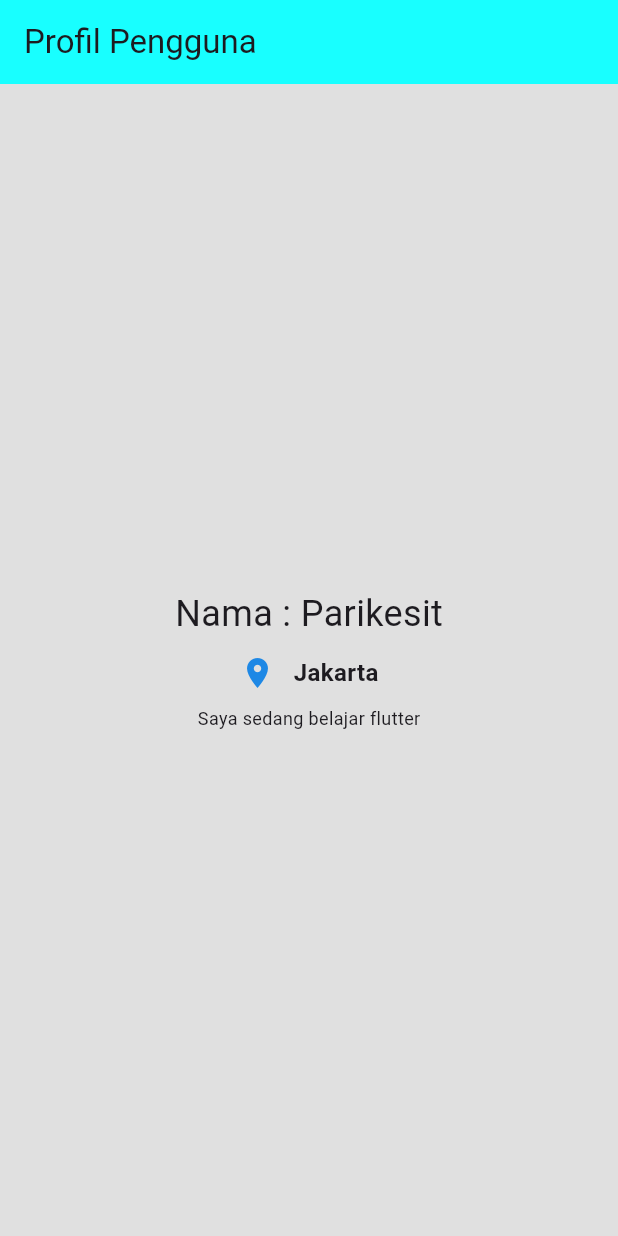
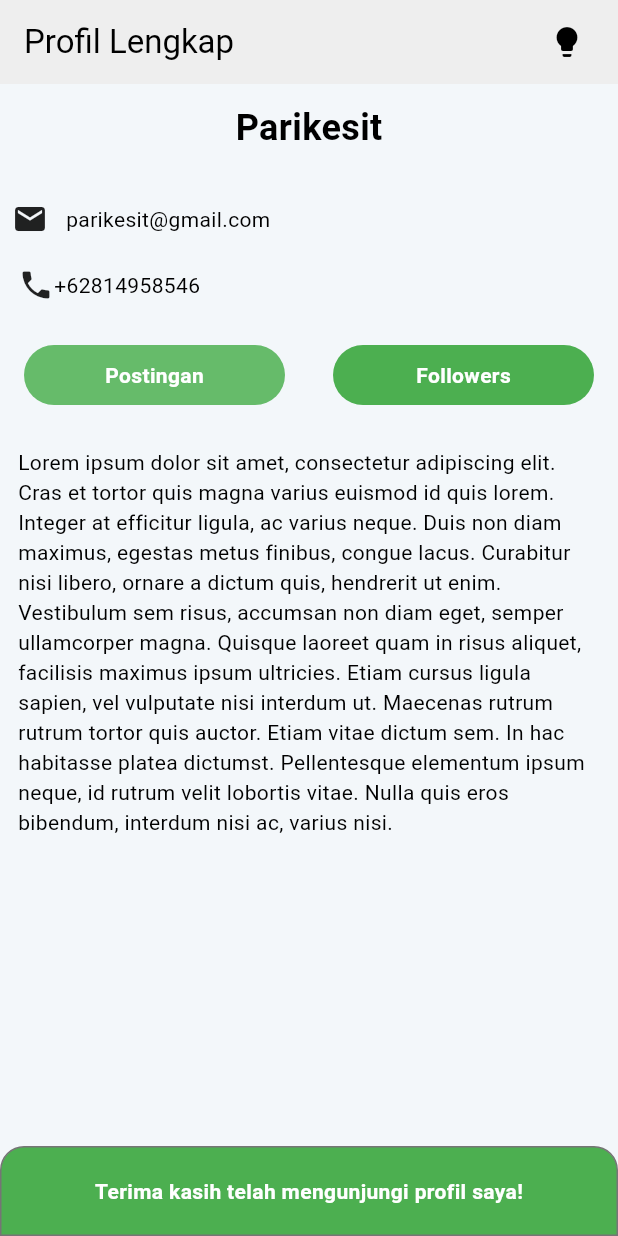
Before and after one commit to Parikesittt/mpro_ppkd, a Flutter app: the screen it shows after launch, on a phone screen of 412 x 824 dp. Run offline on Flutter 3.47's test engine with Material 3 defaults, Android fonts, the phone set to English and light mode, and no system bars; Roboto replaces fonts that are missing (SofiaPro).

Commit message:
Upload Tugas 2 (Widget 2)

```diff
--- /dev/null
+++ b/lib/day9/tugas2.dart
@@ -0,0 +1,138 @@
+import 'package:belajar_ppkd/theme/theme_provider.dart';
+import 'package:flutter/material.dart';
+import 'package:provider/provider.dart';
+
+class Tugas2Widget extends StatelessWidget {
+  const Tugas2Widget({super.key});
+
+  @override
+  Widget build(BuildContext context) {
+    return Scaffold(
+      appBar: AppBar(
+        title: Text("Profil Lengkap"),
+        backgroundColor: Theme.of(context).colorScheme.secondary,
+        actions: [
+          IconButton(
+            onPressed: () {
+              Provider.of<ThemeProvider>(context, listen: false).toogleTheme();
+            },
+            icon: Icon(Icons.lightbulb),
+          ),
+        ],
+        actionsPadding: EdgeInsets.only(right: 10),
+      ),
+      body: Column(
+        children: [
+          SizedBox(height: 12),
+          Center(
+            child: Text(
+              "Parikesit",
+              style: TextStyle(fontWeight: FontWeight.bold, fontSize: 24),
+            ),
+          ),
+          SizedBox(height: 24),
+          Container(
+            padding: EdgeInsets.all(8.0),
+            child: Row(
+              children: [
+                // Spacer(),
+                Icon(Icons.email),
+                SizedBox(width: 12),
+                Text("parikesit@gmail.com"),
+              ],
+            ),
+          ),
+          Padding(
+            padding: EdgeInsets.all(12.0),
+            child: Row(
+              children: [
+                // Spacer(),
+                Icon(Icons.phone), Text("+62814958546"),
+              ],
+            ),
+          ),
+          Row(
+            children: [
+              Expanded(
+                child: Container(
+                  height: 40,
+                  padding: EdgeInsets.all(8.0),
+                  margin: EdgeInsets.all(16.0),
+                  decoration: BoxDecoration(
+                    color: Colors.green.shade400,
+                    borderRadius: BorderRadius.all(Radius.circular(20)),
+                  ),
+                  child: Center(
+                    child: Text(
+                      "Postingan",
+                      style: TextStyle(
+                        fontWeight: FontWeight.bold,
+                        color: Colors.white,
+                      ),
+                    ),
+                  ),
+                ),
+              ),
+              Expanded(
+                child: Container(
+                  height: 40,
+                  margin: EdgeInsets.all(16.0),
+                  padding: EdgeInsets.all(8.0),
+                  decoration: BoxDecoration(
+                    color: Colors.green,
+                    borderRadius: BorderRadius.all(Radius.circular(20)),
+                  ),
+                  child: Center(
+                    child: Text(
+                      "Followers",
+                      style: TextStyle(
+                        fontWeight: FontWeight.bold,
+                        color: Colors.white,
+                      ),
+                    ),
+                  ),
+                ),
+              ),
+            ],
+          ),
+          SizedBox(
+            height: 300,
+            child: Padding(
+              padding: EdgeInsets.all(12.0),
+              child: Text(
+                "Lorem ipsum dolor sit amet, consectetur adipiscing elit. Cras et tortor quis magna varius euismod id quis lorem. Integer at efficitur ligula, ac varius neque. Duis non diam maximus, egestas metus finibus, congue lacus. Curabitur nisi libero, ornare a dictum quis, hendrerit ut enim. Vestibulum sem risus, accumsan non diam eget, semper ullamcorper magna. Quisque laoreet quam in risus aliquet, facilisis maximus ipsum ultricies. Etiam cursus ligula sapien, vel vulputate nisi interdum ut. Maecenas rutrum rutrum tortor quis auctor. Etiam vitae dictum sem. In hac habitasse platea dictumst. Pellentesque elementum ipsum neque, id rutrum velit lobortis vitae. Nulla quis eros bibendum, interdum nisi ac, varius nisi.",
+              ),
+            ),
+          ),
+          // Padding(padding: EdgeInsets.all(12.0), child: Text("Ini deskripsi")),
+          Spacer(),
+          Container(
+            width: 800,
+            height: 60,
+            margin: EdgeInsets.only(top: 12.0),
+            decoration: BoxDecoration(
+              color: Colors.green,
+              border: Border.all(color: Colors.grey.shade600),
+              borderRadius: BorderRadius.only(
+                topLeft: Radius.circular(16),
+                topRight: Radius.circular(16),
+              ),
+              // gradient: LinearGradient(
+              //   colors: [Colors.lightGreen, Colors.yellow, Colors.green],
+              // ),
+            ),
+            child: Center(
+              child: Text(
+                "Terima kasih telah mengunjungi profil saya!",
+                style: TextStyle(
+                  fontWeight: FontWeight.bold,
+                  color: Colors.white,
+                ),
+              ),
+            ),
+          ),
+        ],
+      ),
+    );
+  }
+}
--- /dev/null
+++ b/lib/theme/theme.dart
@@ -0,0 +1,21 @@
+import 'package:flutter/material.dart';
+
+ThemeData lightMode = ThemeData(
+  brightness: Brightness.light,
+  colorScheme: ColorScheme.light(
+    surface: Color.fromARGB(255, 243, 247, 250),
+    primary: Colors.grey.shade300,
+    secondary: Colors.grey.shade200,
+  ),
+  fontFamily: 'SofiaPro',
+);
+
+ThemeData darkMode = ThemeData(
+  brightness: Brightness.dark,
+  colorScheme: ColorScheme.dark(
+    surface: Colors.grey.shade900,
+    primary: Colors.grey.shade800,
+    secondary: Colors.grey.shade700,
+  ),
+  fontFamily: 'SofiaPro',
+);
--- /dev/null
+++ b/lib/theme/theme_provider.dart
@@ -0,0 +1,21 @@
+import 'package:belajar_ppkd/theme/theme.dart';
+import 'package:flutter/material.dart';
+
+class ThemeProvider extends ChangeNotifier{
+  ThemeData _themeData = lightMode;
+
+  ThemeData get themeData => _themeData;
+
+  set themeData(ThemeData themeData){
+    _themeData = themeData;
+    notifyListeners();
+  }
+
+  void toogleTheme(){
+    if(_themeData == lightMode){
+      themeData = darkMode;
+    }else{
+      themeData = lightMode;
+    }
+  }
+}
--- a/lib/tugas1/user_profile.dart
+++ b/lib/tugas1/user_profile.dart
@@ -1,4 +1,6 @@
+import 'package:belajar_ppkd/theme/theme_provider.dart';
 import 'package:flutter/material.dart';
+import 'package:provider/provider.dart';
 
 class UserProfileWidget extends StatelessWidget {
   const UserProfileWidget({super.key});
@@ -6,8 +8,19 @@ class UserProfileWidget extends StatelessWidget {
   @override
   Widget build(BuildContext context) {
     return Scaffold(
-      backgroundColor: Colors.grey[300],
-      appBar: AppBar(title: Text("Profil Pengguna"), backgroundColor: Colors.cyanAccent,),
+      backgroundColor: Theme.of(context).colorScheme.surface,
+      appBar: AppBar(
+        title: Text("Profil Pengguna"),
+        backgroundColor: Theme.of(context).colorScheme.secondary,
+        actions: [
+          IconButton(
+            onPressed: () {
+              Provider.of<ThemeProvider>(context, listen: false).toogleTheme();
+            },
+            icon: Icon(Icons.lightbulb))
+        ],
+        actionsPadding: EdgeInsets.only(right: 10),
+      ),
       body: Center(
         child: Column(
           mainAxisAlignment: MainAxisAlignment.center,
```
Also changed, not shown: lib/main.dart (+13 -107 lines), pubspec.yaml (+9 -7 lines).
